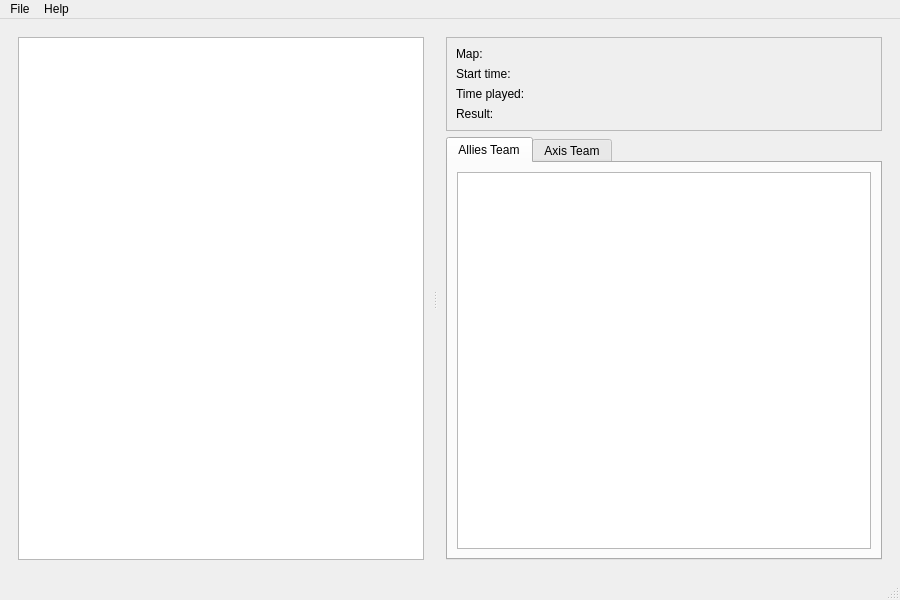
Old version of the form mainwindow.ui in the repository Sgambe33/WT-Plotter.
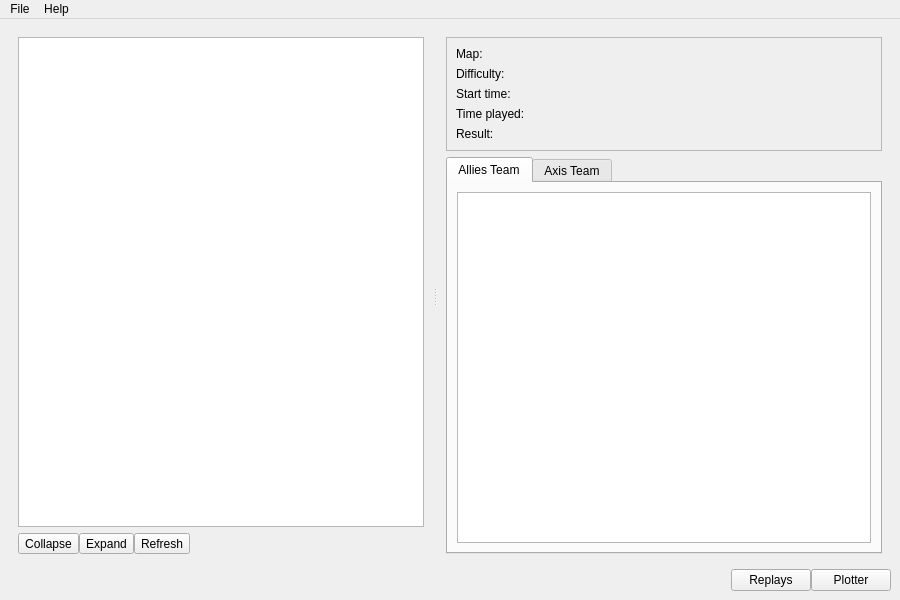
New version of the form. The open tabs and pages were chosen to show the change. Custom widgets are drawn as their Qt base class.

```diff
--- a/mainwindow.ui
+++ b/mainwindow.ui
@@ -48,6 +48,47 @@
            </property>
           </widget>
          </item>
+         <item>
+          <layout class="QHBoxLayout" name="horizontalLayout_2">
+           <property name="spacing">
+            <number>0</number>
+           </property>
+           <item>
+            <widget class="QToolButton" name="toolButton">
+             <property name="text">
+              <string>Collapse</string>
+             </property>
+            </widget>
+           </item>
+           <item>
+            <widget class="QToolButton" name="toolButton_3">
+             <property name="text">
+              <string>Expand</string>
+             </property>
+            </widget>
+           </item>
+           <item>
+            <widget class="QToolButton" name="toolButton_2">
+             <property name="text">
+              <string>Refresh</string>
+             </property>
+            </widget>
+           </item>
+           <item>
+            <spacer name="horizontalSpacer">
+             <property name="orientation">
+              <enum>Qt::Orientation::Horizontal</enum>
+             </property>
+             <property name="sizeHint" stdset="0">
+              <size>
+               <width>40</width>
+               <height>20</height>
+              </size>
+             </property>
+            </spacer>
+           </item>
+          </layout>
+         </item>
         </layout>
        </widget>
        <widget class="QWidget" name="page_5">
@@ -128,6 +169,13 @@
                 </property>
                </widget>
               </item>
+              <item>
+               <widget class="QLabel" name="difficultyLabel">
+                <property name="text">
+                 <string>Difficulty:</string>
+                </property>
+               </widget>
+              </item>
               <item>
                <widget class="QLabel" name="startTimeLabel">
                 <property name="text">
@@ -265,6 +313,77 @@
       </widget>
      </widget>
     </item>
+    <item>
+     <widget class="QFrame" name="horizontalFrame_2">
+      <property name="sizePolicy">
+       <sizepolicy hsizetype="Preferred" vsizetype="Fixed">
+        <horstretch>0</horstretch>
+        <verstretch>0</verstretch>
+       </sizepolicy>
+      </property>
+      <layout class="QHBoxLayout" name="horizontalLayout_3" stretch="0,0,0">
+       <property name="spacing">
+        <number>0</number>
+       </property>
+       <property name="sizeConstraint">
+        <enum>QLayout::SizeConstraint::SetDefaultConstraint</enum>
+       </property>
+       <property name="leftMargin">
+        <number>0</number>
+       </property>
+       <property name="topMargin">
+        <number>0</number>
+       </property>
+       <property name="rightMargin">
+        <number>0</number>
+       </property>
+       <property name="bottomMargin">
+        <number>0</number>
+       </property>
+       <item>
+        <spacer name="horizontalSpacer_2">
+         <property name="orientation">
+          <enum>Qt::Orientation::Horizontal</enum>
+         </property>
+         <property name="sizeType">
+          <enum>QSizePolicy::Policy::Expanding</enum>
+         </property>
+         <property name="sizeHint" stdset="0">
+          <size>
+           <width>40</width>
+           <height>20</height>
+          </size>
+         </property>
+        </spacer>
+       </item>
+       <item>
+        <widget class="QPushButton" name="replayButton">
+         <property name="text">
+          <string>Replays</string>
+         </property>
+        </widget>
+       </item>
+       <item>
+        <widget class="QPushButton" name="plotterButton">
+         <property name="font">
+          <font>
+           <kerning>true</kerning>
+          </font>
+         </property>
+         <property name="text">
+          <string>Plotter</string>
+         </property>
+         <property name="default">
+          <bool>false</bool>
+         </property>
+         <property name="flat">
+          <bool>false</bool>
+         </property>
+        </widget>
+       </item>
+      </layout>
+     </widget>
+    </item>
    </layout>
   </widget>
   <widget class="QMenuBar" name="menubar">
@@ -292,7 +411,6 @@
    <addaction name="menuFile"/>
    <addaction name="menuHelp"/>
   </widget>
-  <widget class="QStatusBar" name="statusbar"/>
   <action name="actionPreferences">
    <property name="text">
     <string>Preferences</string>
```
Left out of the diff: 2 changed lines with no effect on the pictures.
